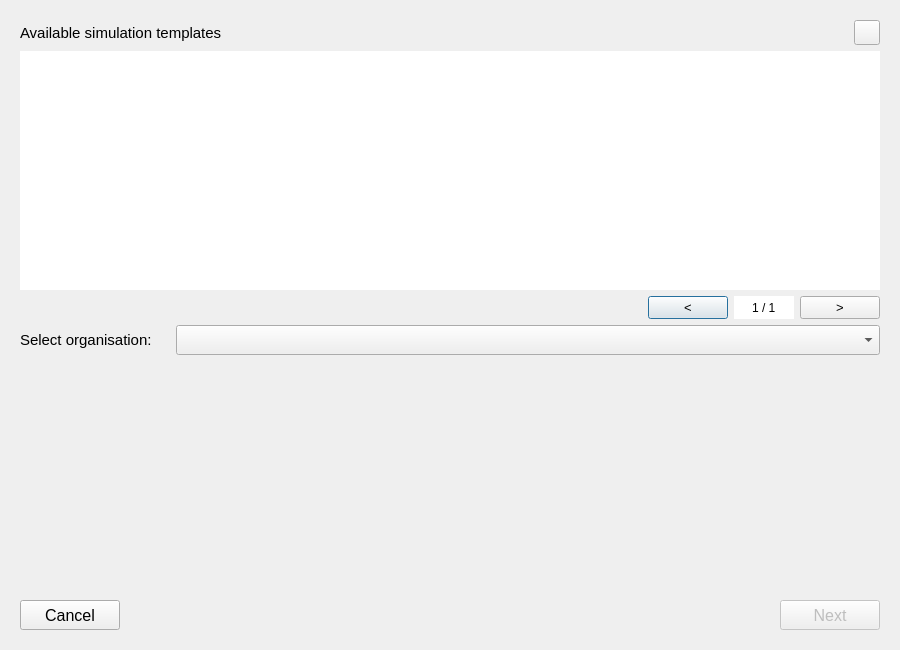
nens/rana-qgis-plugin, file rana_qgis_plugin/simulation/simulation_wizard/model_selection.ui: the form before one commit.
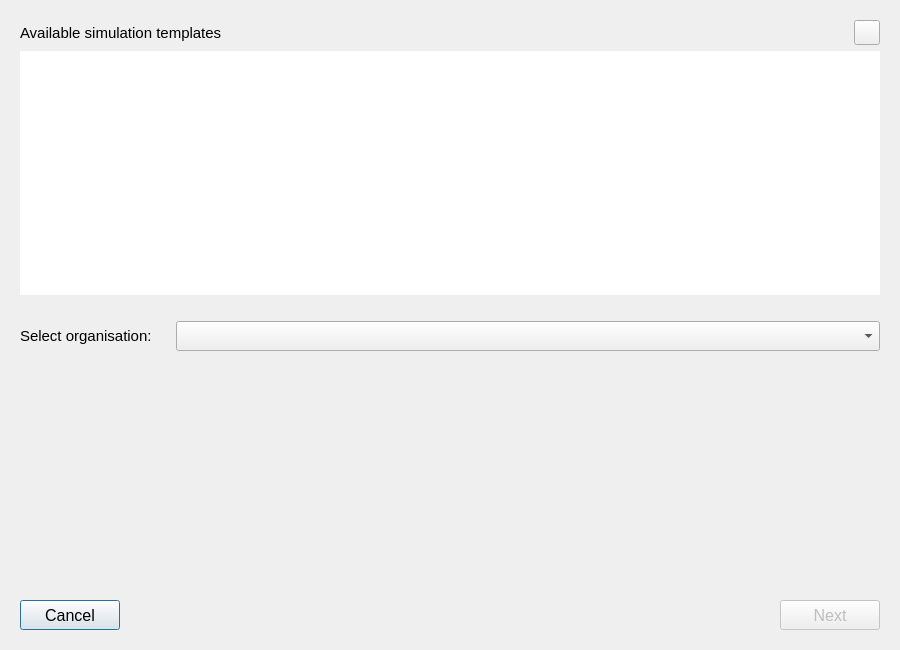
The form after the commit. Icons and pictures are not drawn.

Commit message: Remove pagination buttons in template selector (#359)

The edit to the form file:
```diff
--- a/rana_qgis_plugin/simulation/simulation_wizard/model_selection.ui
+++ b/rana_qgis_plugin/simulation/simulation_wizard/model_selection.ui
@@ -137,122 +137,6 @@
           </property>
          </spacer>
         </item>
-        <item>
-         <widget class="QPushButton" name="pb_templates_prev_page">
-          <property name="enabled">
-           <bool>true</bool>
-          </property>
-          <property name="sizePolicy">
-           <sizepolicy hsizetype="Minimum" vsizetype="Minimum">
-            <horstretch>0</horstretch>
-            <verstretch>0</verstretch>
-           </sizepolicy>
-          </property>
-          <property name="minimumSize">
-           <size>
-            <width>40</width>
-            <height>20</height>
-           </size>
-          </property>
-          <property name="maximumSize">
-           <size>
-            <width>16777215</width>
-            <height>16777215</height>
-           </size>
-          </property>
-          <property name="font">
-           <font>
-            <family>Segoe UI</family>
-            <pointsize>10</pointsize>
-           </font>
-          </property>
-          <property name="layoutDirection">
-           <enum>Qt::LeftToRight</enum>
-          </property>
-          <property name="text">
-           <string>&lt;</string>
-          </property>
-         </widget>
-        </item>
-        <item>
-         <widget class="QSpinBox" name="templates_page_sbox">
-          <property name="enabled">
-           <bool>true</bool>
-          </property>
-          <property name="sizePolicy">
-           <sizepolicy hsizetype="Minimum" vsizetype="Minimum">
-            <horstretch>0</horstretch>
-            <verstretch>0</verstretch>
-           </sizepolicy>
-          </property>
-          <property name="minimumSize">
-           <size>
-            <width>60</width>
-            <height>20</height>
-           </size>
-          </property>
-          <property name="font">
-           <font>
-            <family>Segoe UI</family>
-           </font>
-          </property>
-          <property name="focusPolicy">
-           <enum>Qt::StrongFocus</enum>
-          </property>
-          <property name="styleSheet">
-           <string notr="true">QSpinBox {background-color: white;}</string>
-          </property>
-          <property name="frame">
-           <bool>false</bool>
-          </property>
-          <property name="alignment">
-           <set>Qt::AlignCenter</set>
-          </property>
-          <property name="buttonSymbols">
-           <enum>QAbstractSpinBox::NoButtons</enum>
-          </property>
-          <property name="suffix">
-           <string> / 1</string>
-          </property>
-          <property name="minimum">
-           <number>1</number>
-          </property>
-         </widget>
-        </item>
-        <item>
-         <widget class="QPushButton" name="pb_templates_next_page">
-          <property name="enabled">
-           <bool>true</bool>
-          </property>
-          <property name="sizePolicy">
-           <sizepolicy hsizetype="Minimum" vsizetype="Minimum">
-            <horstretch>0</horstretch>
-            <verstretch>0</verstretch>
-           </sizepolicy>
-          </property>
-          <property name="minimumSize">
-           <size>
-            <width>40</width>
-            <height>20</height>
-           </size>
-          </property>
-          <property name="maximumSize">
-           <size>
-            <width>16777215</width>
-            <height>16777215</height>
-           </size>
-          </property>
-          <property name="font">
-           <font>
-            <family>Segoe UI</family>
-            <pointsize>10</pointsize>
-           </font>
-          </property>
-          <property name="text">
-           <string>&gt;</string>
-          </property>
-         </widget>
-        </item>
        </layout>
       </item>
       <item row="7" column="0">
```
Left out of the diff: 3 changed lines with no effect on the pictures. The commit also changes 2 other files.
